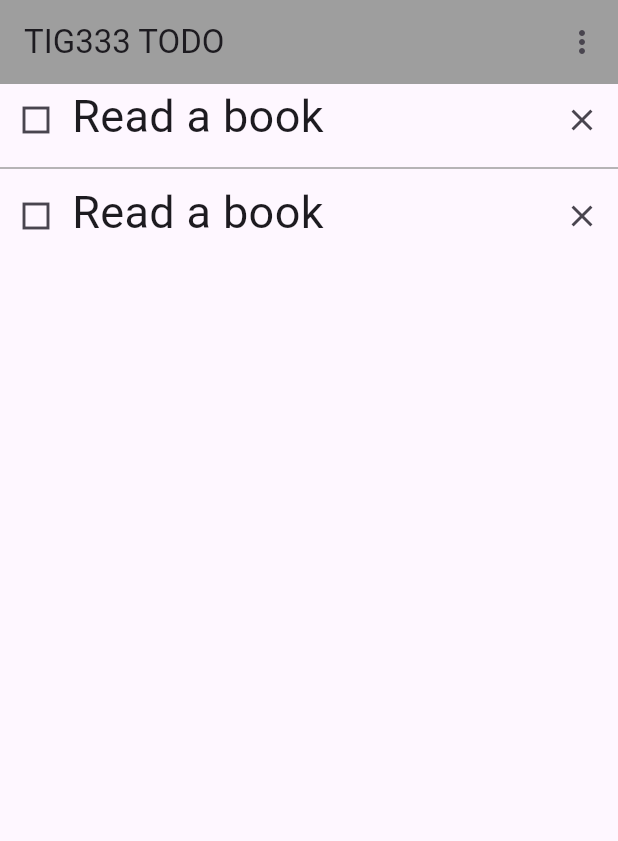
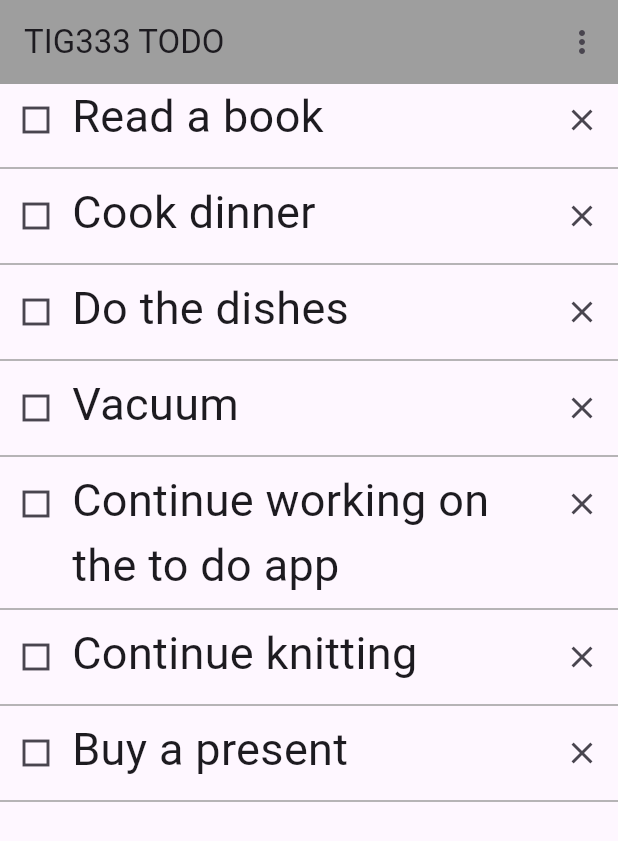
Before and after one commit to gu-tig333-ht24/gusthuemb, a Flutter app: the screen it shows after launch, on a phone screen of 412 x 824 dp. Shown: the top 841 px of the screen. Run offline on Flutter 3.47's test engine with Material 3 defaults, Android fonts, the phone set to English and light mode, and no system bars.

Commit message:
create function for items in to do list and creating a class for todo

```diff
--- a/lib/main.dart
+++ b/lib/main.dart
@@ -3,6 +3,13 @@
 void main() {
   runApp(MyApp());
 }
+
+class Todo{
+  String todo;
+
+  Todo(this.todo);
+}
+
 
 class MyApp extends StatelessWidget {
   const MyApp({super.key});
@@ -22,7 +29,30 @@
         ),
         body: Column(
           children: [
-            Row(
+            _item('Read a book'),
+            Divider(color: Colors.grey,),
+            _item('Cook dinner'),
+            Divider(color: Colors.grey,),
+            _item('Do the dishes'),
+            Divider(color: Colors.grey,),
+            _item('Vacuum'),
+            Divider(color: Colors.grey,),
+            _item('Continue working on the to do app'),
+            Divider(color: Colors.grey,),
+            _item('Continue knitting'),
+            Divider(color: Colors.grey,),
+            _item('Buy a present'),
+            Divider(color: Colors.grey,),
+          ],
+        ),
+
+    )
+    );
+
+
+}
+  Widget _item(String todo) {
+    return Row(
               mainAxisAlignment: MainAxisAlignment.start,
               crossAxisAlignment: CrossAxisAlignment.start,
               children: [
@@ -31,32 +61,12 @@
                   mainAxisAlignment: MainAxisAlignment.start,
                   crossAxisAlignment: CrossAxisAlignment.start,
                   children: [
-                    Text('Read a book', style: TextStyle(fontSize: 30),),
-                  ],
-                ),
-                ),
-                IconButton(onPressed: () {print('remove');}, icon: Icon(Icons.clear_outlined)),]
-            ),
-            Divider(color: Colors.grey,),
-            Row(
-              mainAxisAlignment: MainAxisAlignment.start,
-              crossAxisAlignment: CrossAxisAlignment.start,
-              children: [
-                IconButton(onPressed: () {}, icon: Icon(Icons.square_outlined)),
-                Expanded( child: Column(
-                  mainAxisAlignment: MainAxisAlignment.start,
-                  crossAxisAlignment: CrossAxisAlignment.start,
-                  children: [
-                    Text('Read a book', style: TextStyle(fontSize: 30),),
+                    Text(todo, style: TextStyle(fontSize: 30),),
                   ],
                 ),
                 ),
                 IconButton(onPressed: () {}, icon: Icon(Icons.clear_outlined)),]
-            ),
-          ],
-        ),
+            );
 
-    )
-    );
+  }
 }
-}
```
